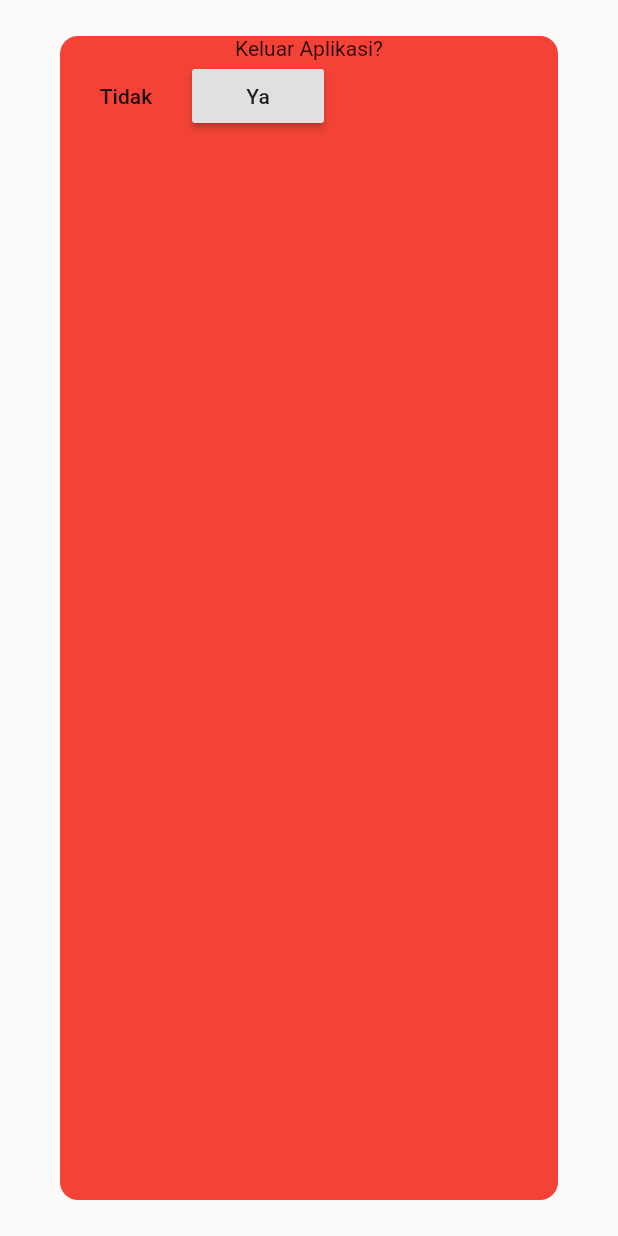
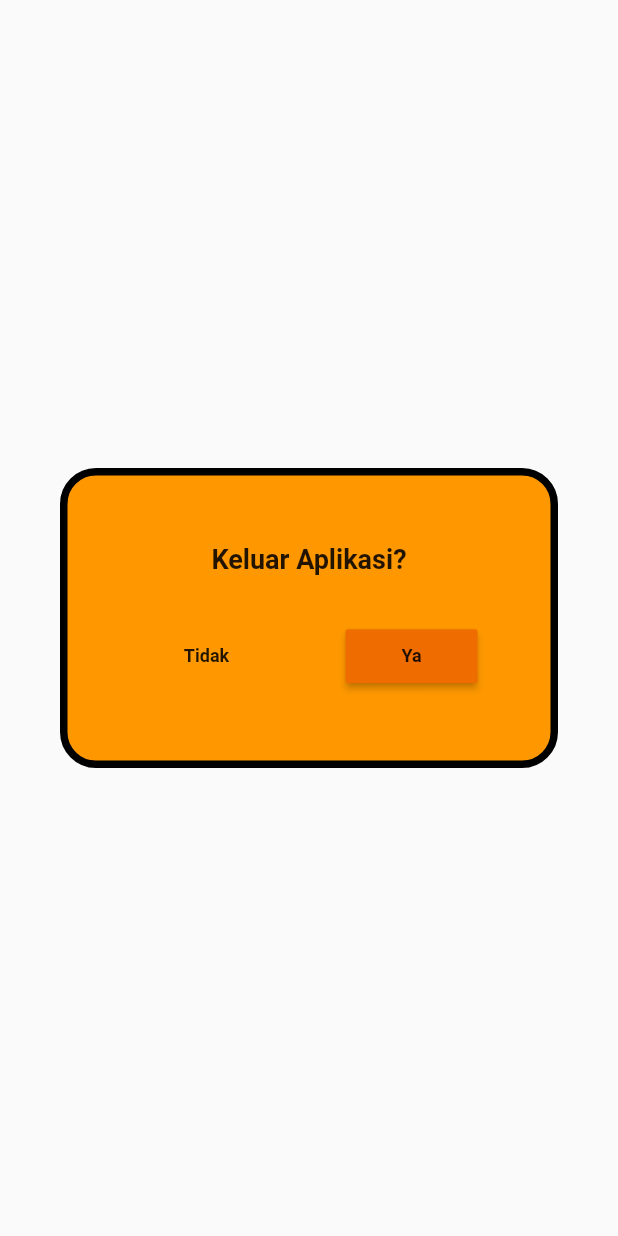
Before and after one commit to MauL08/RecipeBook, a Flutter app: the ExitDialog widget shown alone on an empty page, opened directly, on a phone screen of 412 x 824 dp. Run offline on Flutter 3.47's test engine with Material 2 defaults, Android fonts, the phone set to English and light mode, and no system bars.

Commit message:
finishing everything

```diff
--- a/lib/controller/dialogs/exit_dialog.dart
+++ b/lib/controller/dialogs/exit_dialog.dart
@@ -12,25 +12,52 @@ class ExitDialog extends StatelessWidget {
       elevation: 0,
       backgroundColor: Colors.transparent,
       child: Container(
+        width: 400,
+        height: 200,
         decoration: BoxDecoration(
-          color: Colors.red,
+          color: Colors.orange,
           shape: BoxShape.rectangle,
-          borderRadius: BorderRadius.circular(12.0),
+          borderRadius: BorderRadius.circular(24.0),
+          border: Border.all(color: Colors.black, width: 5.0),
         ),
         child: Center(
           child: Column(
+            mainAxisAlignment: MainAxisAlignment.center,
             children: [
-              Text("Keluar Aplikasi?"),
+              Text(
+                "Keluar Aplikasi?",
+                style: TextStyle(
+                  fontWeight: FontWeight.bold,
+                  fontSize: 18.0,
+                ),
+              ),
+              SizedBox(height: 30.0),
               Row(
+                mainAxisAlignment: MainAxisAlignment.spaceEvenly,
                 children: [
                   FlatButton(
-                    child: Text("Tidak"),
+                    hoverColor: Colors.red,
+                    child: Text(
+                      "Tidak",
+                      style: TextStyle(
+                        fontWeight: FontWeight.bold,
+                        fontSize: 12.0,
+                      ),
+                    ),
                     onPressed: () {
                       Navigator.pop(context);
                     },
                   ),
                   RaisedButton(
-                    child: Text("Ya"),
+                    color: Colors.orange[800],
+                    hoverColor: Colors.red,
+                    child: Text(
+                      "Ya",
+                      style: TextStyle(
+                        fontWeight: FontWeight.bold,
+                        fontSize: 12.0,
+                      ),
+                    ),
                     onPressed: () {
                       return Navigator.of(context).pop(true);
                     },
--- a/lib/routes/home.dart
+++ b/lib/routes/home.dart
@@ -33,7 +33,7 @@ class Home extends StatelessWidget {
                     Text(
                       "Selamat Datang di",
                       style: TextStyle(
-                        fontSize: 24.0,
+                        fontSize: 20.0,
                         fontWeight: FontWeight.bold,
                         color: Colors.black,
                       ),
--- a/lib/routes/recipe/drink_page_recipe.dart
+++ b/lib/routes/recipe/drink_page_recipe.dart
@@ -22,10 +22,7 @@ class DrinkPageRecipe extends StatelessWidget {
         actions: [
           Container(
             margin: EdgeInsets.only(right: 10.0),
-            child: IconButton(
-              icon: Icon(Icons.favorite),
-              onPressed: () {},
-            ),
+            child: FavButton(),
           )
         ],
       ),
--- a/lib/routes/recipe/fav_page_recipe.dart
+++ b/lib/routes/recipe/fav_page_recipe.dart
@@ -22,10 +22,7 @@ class FavoritePageRecipe extends StatelessWidget {
         actions: [
           Container(
             margin: EdgeInsets.only(right: 10.0),
-            child: IconButton(
-              icon: Icon(Icons.favorite),
-              onPressed: () {},
-            ),
+            child: FavButton(),
           )
         ],
       ),
```
Also changed, not shown: lib/controller/dialogs/fav_button_dialog.dart (+27 -2 lines), lib/controller/dialogs/trash_button_dialog.dart (+26 -4 lines).
